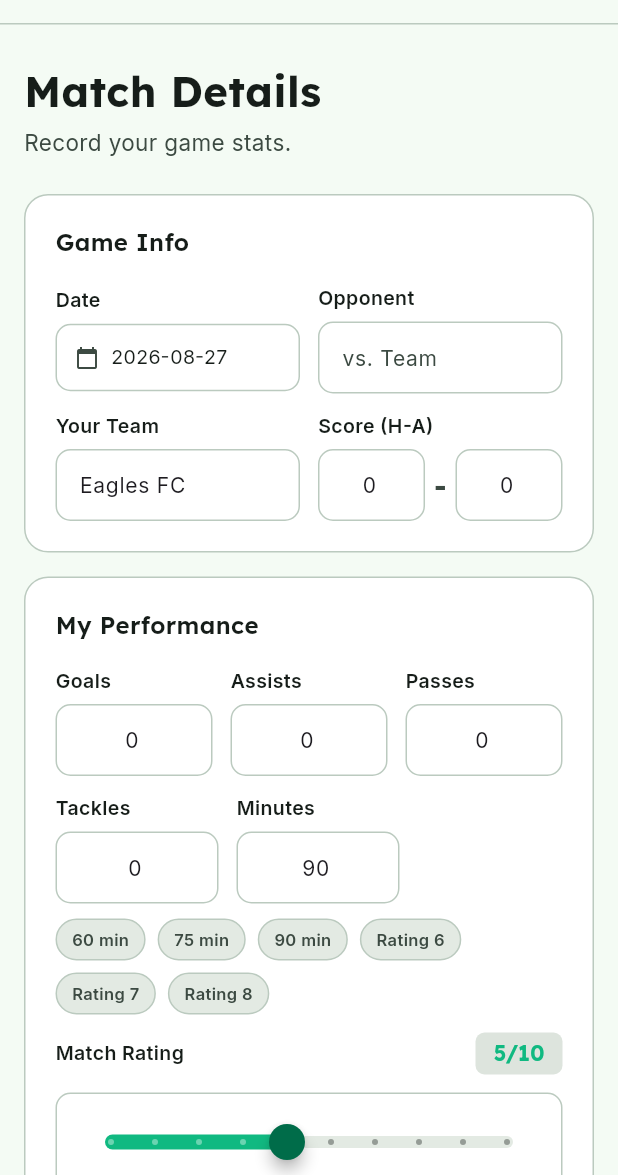
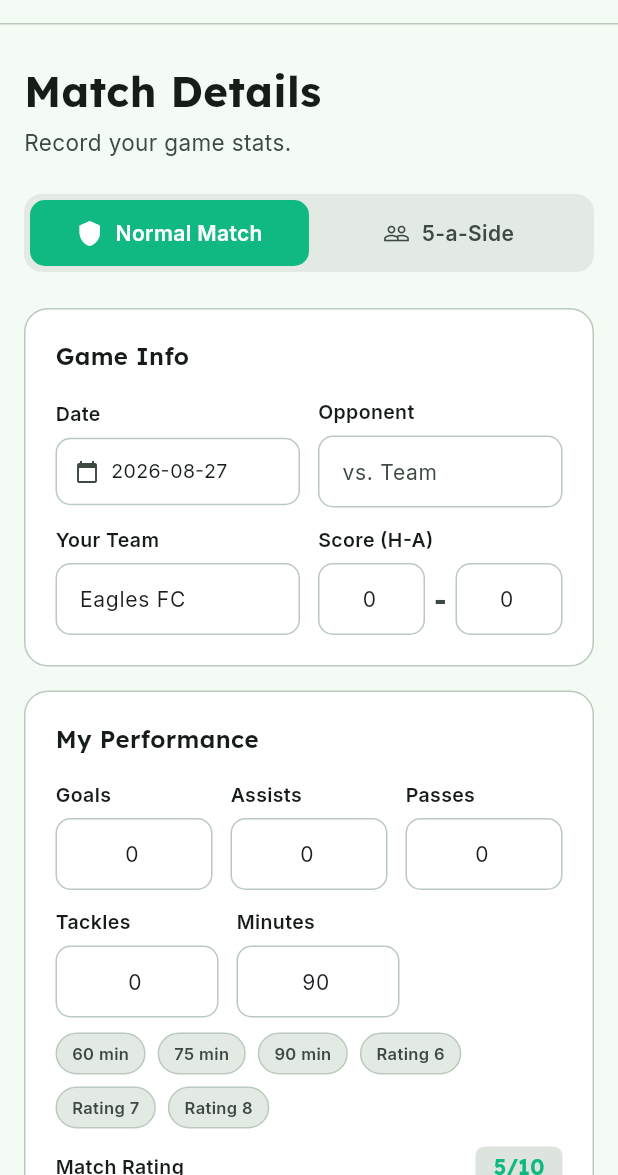
Before and after one commit to Sh1ljo/FutTracker, a Flutter app: the screen it shows after launch, after a tap on "Log Match", on a phone screen of 412 x 824 dp, the part 61-1236 px from its top. Run offline on Flutter 3.47's test engine with Material 3 defaults, Android fonts, the phone set to English and light mode, and no system bars; our stand-ins replace fl_chart, google_fonts, sqflite; accounts and stored records are empty.

Commit message:
Some changes

```diff
--- a/lib/data/database_helper.dart
+++ b/lib/data/database_helper.dart
@@ -20,7 +20,7 @@ class DatabaseHelper {
     final path = join(dbPath, filePath);
     return await openDatabase(
       path,
-      version: 3,
+      version: 4,
       onCreate: _createDB,
       onUpgrade: _onUpgrade,
     );
@@ -59,7 +59,8 @@ class DatabaseHelper {
         minutes_played INTEGER DEFAULT 0,
         rating INTEGER DEFAULT 5,
         notes TEXT,
-        created_at TEXT NOT NULL
+        created_at TEXT NOT NULL,
+        match_type TEXT DEFAULT 'normal'
       )
     ''');
 
@@ -89,6 +90,9 @@ class DatabaseHelper {
     }
     if (oldVersion < 3) {
       await db.execute('ALTER TABLE matches ADD COLUMN rating INTEGER DEFAULT 5');
+    }
+    if (oldVersion < 4) {
+      await db.execute("ALTER TABLE matches ADD COLUMN match_type TEXT DEFAULT 'normal'");
     }
   }
 
@@ -169,6 +173,7 @@ class DatabaseHelper {
         'minutes_played': 90,
         'notes': 'Strong performance. Scored the winner.',
         'created_at': now.subtract(const Duration(days: 4)).toIso8601String(),
+        'rating': 7,
       },
       {
         'date': now.subtract(const Duration(days: 11)).toIso8601String().split('T')[0],
@@ -183,6 +188,7 @@ class DatabaseHelper {
         'minutes_played': 80,
         'notes': 'Tough draw. Improved second half.',
         'created_at': now.subtract(const Duration(days: 11)).toIso8601String(),
+        'match_type': 'five_a_side',
       },
       {
         'date': now.subtract(const Duration(days: 18)).toIso8601String().split('T')[0],
@@ -197,6 +203,7 @@ class DatabaseHelper {
         'minutes_played': 90,
         'notes': 'Best game of the season so far.',
         'created_at': now.subtract(const Duration(days: 18)).toIso8601String(),
+        'rating': 9,
       },
     ];
     for (final m in matches) {
--- a/lib/models/match.dart
+++ b/lib/models/match.dart
@@ -13,6 +13,10 @@ class Match {
   final int rating;
   final String? notes;
   final String createdAt;
+  final String matchType; // 'normal' or 'five_a_side'
+
+  bool get isFiveASide => matchType == 'five_a_side';
+  String get matchTypeLabel => isFiveASide ? '5-a-Side' : 'Normal Match';
 
   const Match({
     this.id,
@@ -29,6 +33,7 @@ class Match {
     this.rating = 5,
     this.notes,
     required this.createdAt,
+    this.matchType = 'normal',
   });
 
   Map<String, dynamic> toMap() => {
@@ -46,6 +51,7 @@ class Match {
     'rating': rating,
     'notes': notes,
     'created_at': createdAt,
+    'match_type': matchType,
   };
 
   static Match fromMap(Map<String, dynamic> map) => Match(
@@ -63,6 +69,7 @@ class Match {
     rating: map['rating'] as int? ?? 5,
     notes: map['notes'] as String?,
     createdAt: map['created_at'] as String,
+    matchType: map['match_type'] as String? ?? 'normal',
   );
 
   Match copyWith({
@@ -80,6 +87,7 @@ class Match {
     int? rating,
     String? notes,
     String? createdAt,
+    String? matchType,
   }) => Match(
     id: id ?? this.id,
     date: date ?? this.date,
@@ -95,6 +103,7 @@ class Match {
     rating: rating ?? this.rating,
     notes: notes ?? this.notes,
     createdAt: createdAt ?? this.createdAt,
+    matchType: matchType ?? this.matchType,
   );
 
   String get result {
--- a/lib/providers/app_provider.dart
+++ b/lib/providers/app_provider.dart
@@ -11,6 +11,7 @@ class AppProvider extends ChangeNotifier {
   Map<String, String> _profile = {};
   bool _isLoading = false;
   int _trainingStreak = 0;
+  int? _lastMilestoneStreak;
 
   List<TrainingSession> get sessions => _sessions;
   List<Match> get matches => _matches;
@@ -19,6 +20,7 @@ class AppProvider extends ChangeNotifier {
   int get trainingStreak => _trainingStreak;
   Map<String, String> get profile => _profile;
   bool get isLoading => _isLoading;
+  int? get lastMilestoneStreak => _lastMilestoneStreak;
 
   void _calculateTrainingStreak() {
     if (_sessions.isEmpty) {
@@ -144,4 +146,54 @@ class AppProvider extends ChangeNotifier {
     await _loadProfile();
     notifyListeners();
   }
+
+  Map<String, int> getHeatMapData({int days = 90}) {
+    final now = DateTime.now();
+    final sessionDates = _sessions.map((s) => s.date).toSet();
+    final heatMap = <String, int>{};
+
+    for (int i = days - 1; i >= 0; i--) {
+      final date = now.subtract(Duration(days: i));
+      final key = '${date.year}-${date.month.toString().padLeft(2, '0')}-${date.day.toString().padLeft(2, '0')}';
+      heatMap[key] = sessionDates.contains(key) ? 1 : 0;
+    }
+    return heatMap;
+  }
+
+  String? getMilestoneMessage() {
+    const milestones = [7, 14, 30, 60, 90];
+    if (_lastMilestoneStreak == null && milestones.contains(_trainingStreak)) {
+      _lastMilestoneStreak = _trainingStreak;
+      return _buildMilestoneMessage(_trainingStreak);
+    }
+    if (_trainingStreak > (_lastMilestoneStreak ?? 0) && milestones.contains(_trainingStreak)) {
+      _lastMilestoneStreak = _trainingStreak;
+      return _buildMilestoneMessage(_trainingStreak);
+    }
+    return null;
+  }
+
+  String _buildMilestoneMessage(int streak) {
+    if (streak == 7) return '🔥 Week Strong! 7-day streak!';
+    if (streak == 14) return '⚡ Two Weeks! You\'re on fire!';
+    if (streak == 30) return '🏆 One Month Consistency! Amazing!';
+    if (streak == 60) return '👑 Two Months! You\'re unstoppable!';
+    if (streak == 90) return '🌟 Three Months! Legendary streak!';
+    return '';
+  }
+
+  int getWeeklyTrainingSessions() {
+    final now = DateTime.now();
+    final weekAgo = now.subtract(const Duration(days: 7));
+    return _sessions.where((s) {
+      final sessionDate = DateTime.parse(s.date);
+      return sessionDate.isAfter(weekAgo) && sessionDate.isBefore(now.add(const Duration(days: 1)));
+    }).length;
+  }
+
+  double getAverageMatchRating() {
+    if (_matches.isEmpty) return 0.0;
+    final totalRating = _matches.fold<double>(0, (sum, m) => sum + m.rating);
+    return (totalRating / _matches.length * 10).round() / 10;
+  }
 }
--- a/lib/screens/add_match_screen.dart
+++ b/lib/screens/add_match_screen.dart
@@ -26,6 +26,7 @@ class _AddMatchScreenState extends State<AddMatchScreen> {
   late final TextEditingController _minutesCtrl;
   late final TextEditingController _ratingCtrl;
   late final TextEditingController _notesCtrl;
+  late String _matchType;
   bool _saving = false;
 
   @override
@@ -44,6 +45,7 @@ class _AddMatchScreenState extends State<AddMatchScreen> {
     _minutesCtrl = TextEditingController(text: '${e?.minutesPlayed ?? 90}');
     _ratingCtrl = TextEditingController(text: '${e?.rating ?? 5}');
     _notesCtrl = TextEditingController(text: e?.notes ?? '');
+    _matchType = e?.matchType ?? 'normal';
   }
 
   @override
@@ -84,6 +86,7 @@ class _AddMatchScreenState extends State<AddMatchScreen> {
       rating: int.tryParse(_ratingCtrl.text) ?? 5,
       notes: _notesCtrl.text.trim().isEmpty ? null : _notesCtrl.text.trim(),
       createdAt: widget.existing?.createdAt ?? DateTime.now().toIso8601String(),
+      matchType: _matchType,
     );
     if (widget.existing != null) {
       await context.read<AppProvider>().updateMatch(match);
@@ -111,6 +114,86 @@ class _AddMatchScreenState extends State<AddMatchScreen> {
       ),
     );
     if (picked != null) setState(() => _selectedDate = picked);
+  }
+
+  Widget _buildMatchTypeSelector() {
+    return Container(
+      decoration: BoxDecoration(
+        color: AppColors.surfaceContainerHigh,
+        borderRadius: BorderRadius.circular(12),
+      ),
+      padding: const EdgeInsets.all(4),
+      child: Row(
+        children: [
+          Expanded(
+            child: GestureDetector(
+              onTap: () => setState(() => _matchType = 'normal'),
+              child: AnimatedContainer(
+                duration: const Duration(milliseconds: 200),
+                padding: const EdgeInsets.symmetric(vertical: 12),
+                decoration: BoxDecoration(
+                  color: _matchType == 'normal'
+                      ? AppColors.primaryContainer
+                      : Colors.transparent,
+                  borderRadius: BorderRadius.circular(10),
+                ),
+                child: Row(
+                  mainAxisAlignment: MainAxisAlignment.center,
+                  children: [
+                    Icon(Icons.shield,
+                        size: 18,
+                        color: _matchType == 'normal'
+                            ? Colors.white
+                            : AppColors.onSurfaceVariant),
+                    const SizedBox(width: 8),
+                    Text('Normal Match',
+                        style: GoogleFonts.inter(
+                            fontSize: 14,
+                            fontWeight: FontWeight.w600,
+                            color: _matchType == 'normal'
+                                ? Colors.white
+                                : AppColors.onSurfaceVariant)),
+                  ],
+                ),
+              ),
+            ),
+          ),
+          Expanded(
+            child: GestureDetector(
+              onTap: () => setState(() => _matchType = 'five_a_side'),
+              child: AnimatedContainer(
+                duration: const Duration(milliseconds: 200),
+                padding: const EdgeInsets.symmetric(vertical: 12),
+                decoration: BoxDecoration(
+                  color: _matchType == 'five_a_side'
+                      ? AppColors.primaryContainer
+                      : Colors.transparent,
+                  borderRadius: BorderRadius.circular(10),
+                ),
+                child: Row(
+                  mainAxisAlignment: MainAxisAlignment.center,
+                  children: [
+                    Icon(Icons.people_outline,
+                        size: 18,
+                        color: _matchType == 'five_a_side'
+                            ? Colors.white
+                            : AppColors.onSurfaceVariant),
+                    const SizedBox(width: 8),
+                    Text('5-a-Side',
+                        style: GoogleFonts.inter(
+                            fontSize: 14,
+                            fontWeight: FontWeight.w600,
+                            color: _matchType == 'five_a_side'
+                                ? Colors.white
+                                : AppColors.onSurfaceVariant)),
+                  ],
+                ),
+              ),
+            ),
+          ),
+        ],
+      ),
+    );
   }
 
   @override
@@ -155,6 +238,8 @@ class _AddMatchScreenState extends State<AddMatchScreen> {
                       : 'Record your game stats.',
                   style: GoogleFonts.inter(
                       fontSize: 15, color: AppColors.onSurfaceVariant)),
+              const SizedBox(height: 24),
+              _buildMatchTypeSelector(),
               const SizedBox(height: 24),
               _section('Game Info', [
                 Row(children: [
--- a/lib/screens/dashboard_screen.dart
+++ b/lib/screens/dashboard_screen.dart
@@ -18,6 +18,8 @@ class DashboardScreen extends StatelessWidget {
     final sessions = provider.sessions;
     final matches = provider.matches;
     final name = provider.profileName.split(' ').first;
+    final weeklyCount = provider.getWeeklyTrainingSessions();
+    final avgRating = provider.getAverageMatchRating();
 
     return Scaffold(
       backgroundColor: AppColors.background,
@@ -29,6 +31,8 @@ class DashboardScreen extends StatelessWidget {
             sliver: SliverList(
               delegate: SliverChildListDelegate([
                 _buildWelcome(context, name),
+                const SizedBox(height: 12),
+                _buildStatsBadges(weeklyCount, avgRating),
                 const SizedBox(height: 16),
                 _buildLogTrainingButton(context),
                 const SizedBox(height: 10),
@@ -100,6 +104,68 @@ class DashboardScreen extends StatelessWidget {
         Text('Ready to crush your goals today?',
             style: GoogleFonts.inter(
                 fontSize: 13, color: AppColors.onSurfaceVariant)),
+      ],
+    );
+  }
+
+  Widget _buildStatsBadges(int weeklyCount, double avgRating) {
+    return Row(
+      children: [
+        Expanded(
+          child: Container(
+            padding: const EdgeInsets.symmetric(horizontal: 12, vertical: 10),
+            decoration: BoxDecoration(
+              color: AppColors.primaryContainer.withAlpha(200),
+              borderRadius: BorderRadius.circular(10),
+            ),
+            child: Column(
+              children: [
+                Text('This Week',
+                    style: GoogleFonts.inter(
+                        fontSize: 11,
+                        fontWeight: FontWeight.w500,
+                        color: Colors.white70)),
+                const SizedBox(height: 2),
+                Text(weeklyCount.toString(),
+                    style: GoogleFonts.lexend(
+                        fontSize: 20,
+                        fontWeight: FontWeight.w700,
+                        color: Colors.white)),
+                Text('sessions',
+                    style: GoogleFonts.inter(
+                        fontSize: 10, color: Colors.white60)),
+              ],
+            ),
+          ),
+        ),
+        const SizedBox(width: 10),
+        Expanded(
+          child: Container(
+            padding: const EdgeInsets.symmetric(horizontal: 12, vertical: 10),
+            decoration: BoxDecoration(
+              color: AppColors.secondaryContainer.withAlpha(200),
+              borderRadius: BorderRadius.circular(10),
+            ),
+            child: Column(
+              children: [
+                Text('Avg Rating',
+                    style: GoogleFonts.inter(
+                        fontSize: 11,
+                        fontWeight: FontWeight.w500,
+                        color: Colors.white70)),
+                const SizedBox(height: 2),
+                Text(avgRating.toString(),
+                    style: GoogleFonts.lexend(
+                        fontSize: 20,
+                        fontWeight: FontWeight.w700,
+                        color: Colors.white)),
+                Text('/10',
+                    style: GoogleFonts.inter(
+                        fontSize: 10, color: Colors.white60)),
+              ],
+            ),
+          ),
+        ),
       ],
     );
   }
```
Also changed, not shown: 4 other files.
